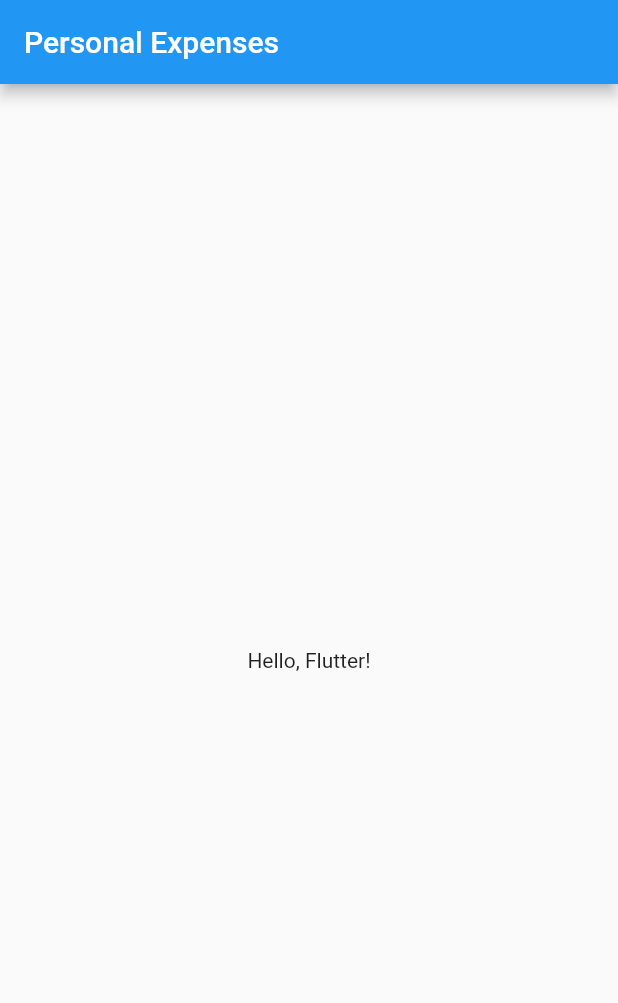
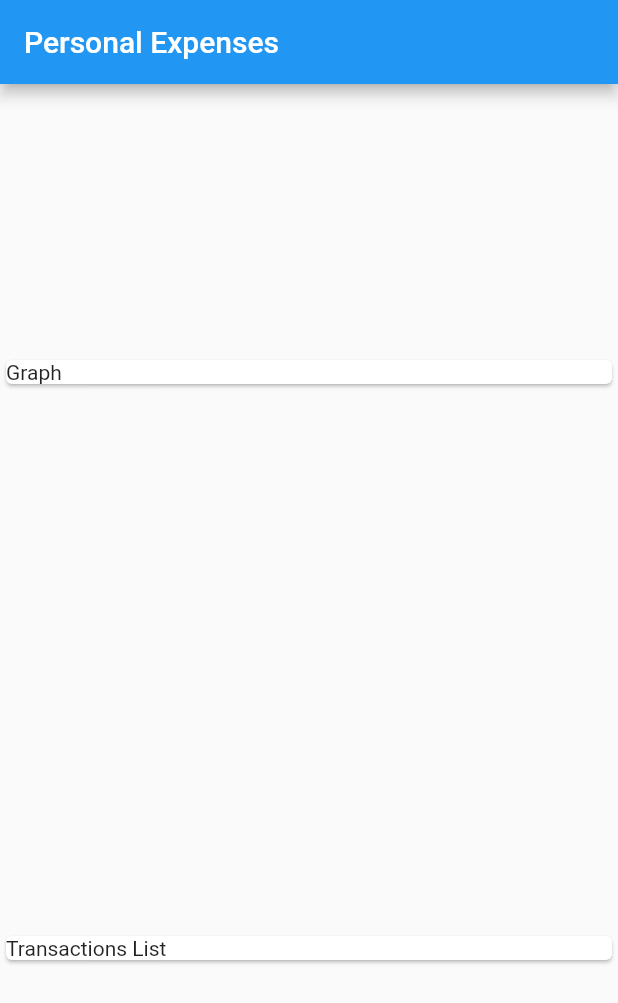
Before and after one commit to dominickbrasileiro/flutter_expenses, a Flutter app: the screen it shows after launch, on a phone screen of 412 x 824 dp. Shown: the top 1003 px of the screen. Run offline on Flutter 3.47's test engine with Material 2 defaults, Android fonts, the phone set to English and light mode, and no system bars.

Commit message:
feat: add mocked components

```diff
--- a/lib/main.dart
+++ b/lib/main.dart
@@ -18,8 +18,17 @@ class MyHomePage extends StatelessWidget {
       appBar: AppBar(
         title: Text('Personal Expenses'),
       ),
-      body: Center(
-        child: Text('Hello, Flutter!'),
+      body: Column(
+        mainAxisAlignment: MainAxisAlignment.spaceAround,
+        crossAxisAlignment: CrossAxisAlignment.stretch,
+        children: [
+          Card(
+            child: Text('Graph'),
+          ),
+          Card(
+            child: Text('Transactions List'),
+          )
+        ],
       ),
     );
   }
```
